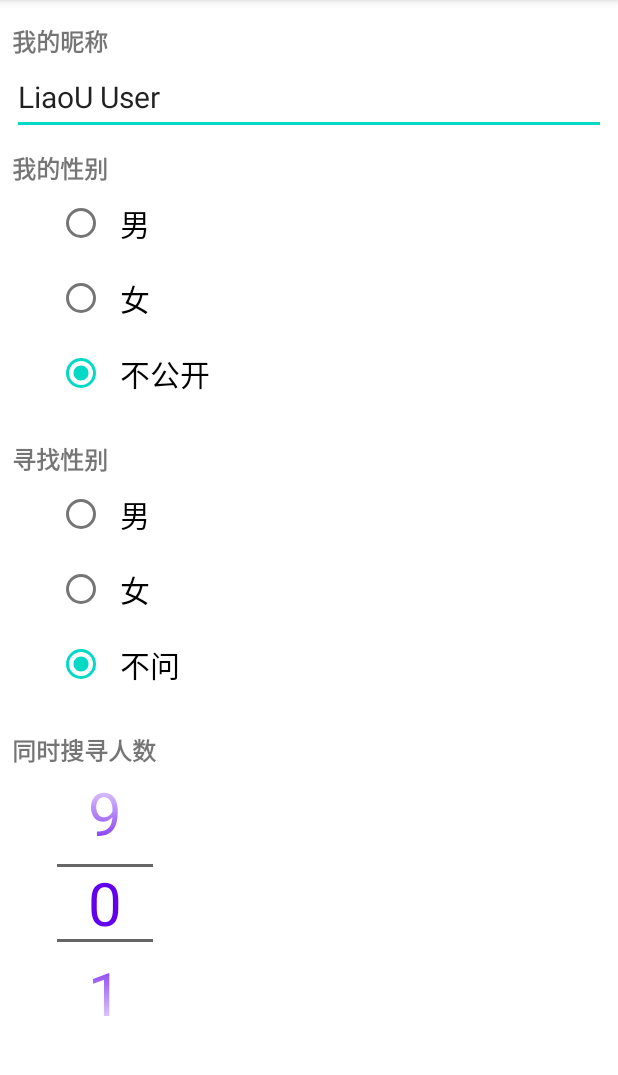
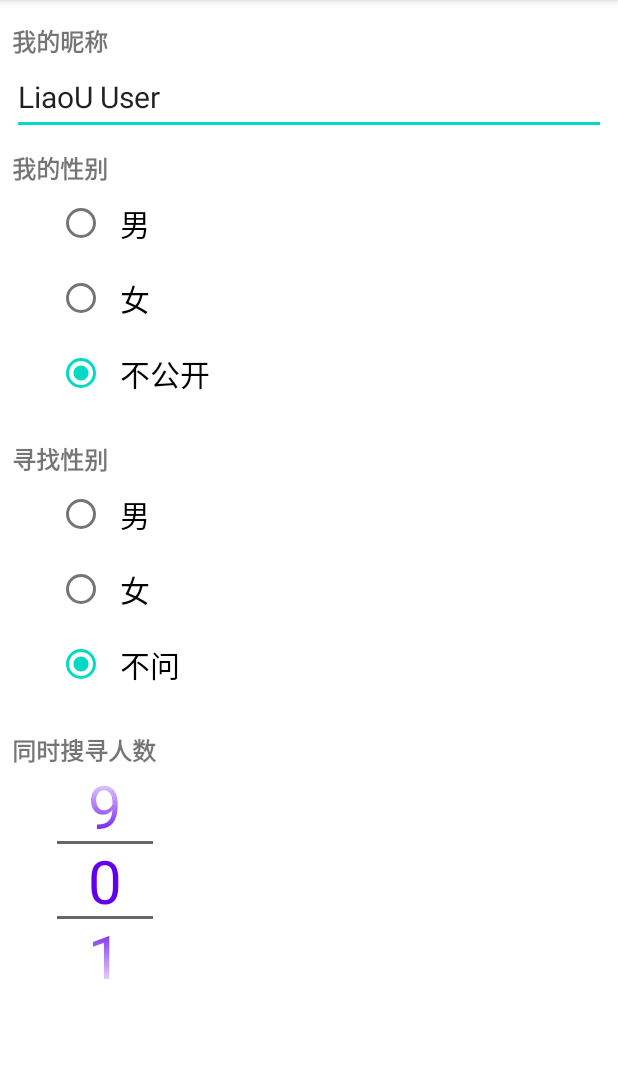
Before and after one commit to kouxthree/UwbLiao, an Android app: the SettingActivity screen opened directly, with no data from a screen before it, on a phone screen of 412 x 824 dp, the part 84-1159 px from its top. Run offline under Robolectric (Android 15) with nearby library versions, the phone set to English and light mode, and no system bars; our stand-ins replace Room's generated code; libraries missing offline, so code that uses them is left out: org.apache.commons; 4 statements that could not run were skipped.

```diff
--- a/app/src/main/res/layout/activity_setting.xml
+++ b/app/src/main/res/layout/activity_setting.xml
@@ -134,7 +134,7 @@
             <NumberPicker
                 android:id="@+id/scan_nums"
                 android:layout_width="wrap_content"
-                android:layout_height="wrap_content"
+                android:layout_height="150dp"
                 android:layout_marginStart="30dp"
                 android:theme="@style/Theme.Picker"
                 />
--- a/app/src/main/res/values/themes.xml
+++ b/app/src/main/res/values/themes.xml
@@ -15,7 +15,7 @@
     </style>
     <style name="Theme.Picker" parent="Theme.AppCompat.Light.NoActionBar" >
         <!-- <item name="android:textColorPrimary">@android:color/white</item> -->
-        <item name="android:textSize">40sp</item>
+        <item name="android:textSize">40dp</item>
         <item name="android:textColorPrimary">@color/purple_500</item>
         <item name="android:solidColor">@color/white</item>
        <!-- <item name="colorControlNormal">@android:color/transparent</item> -->
```
